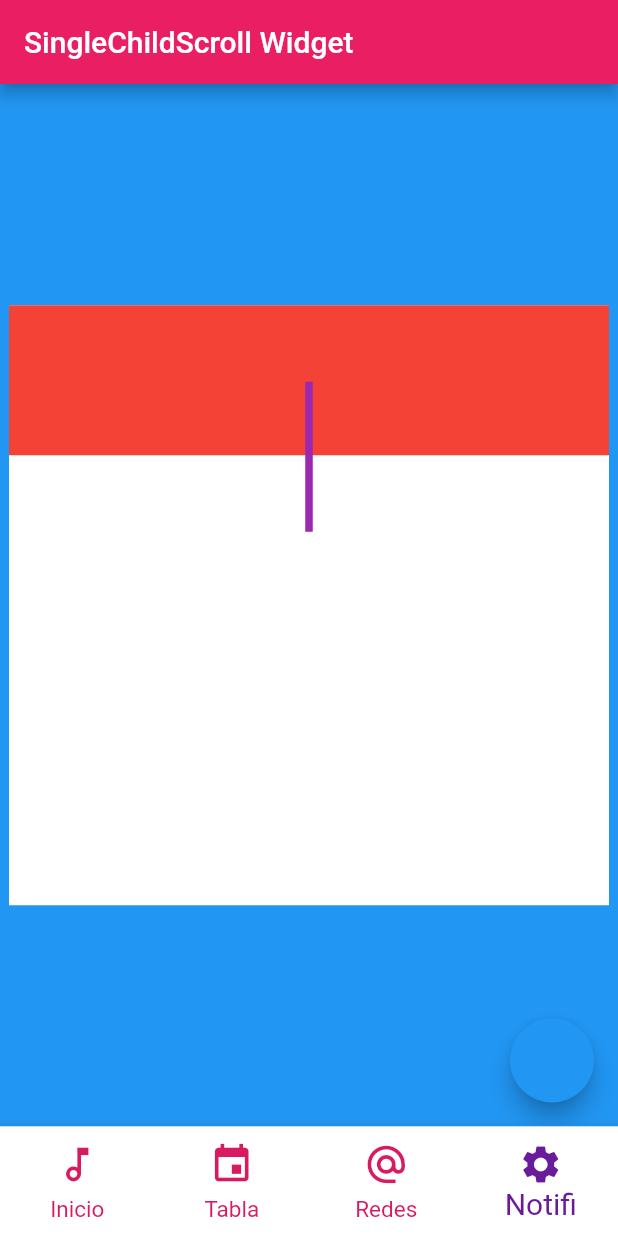
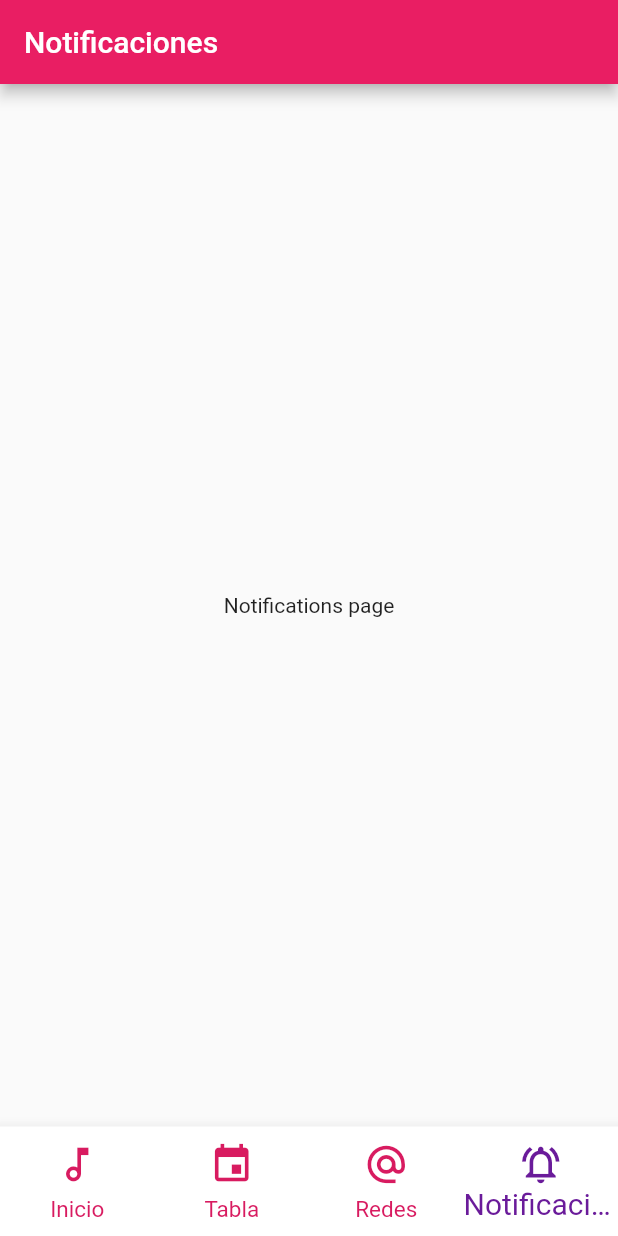
Before and after one commit to UrielRGil/RadioCUCEIFlutter, a Flutter app: the screen it shows after launch, item 4 of the bottom bar chosen, on a phone screen of 412 x 824 dp. Run offline on Flutter 3.47's test engine with Material 2 defaults, Android fonts, the light colour scheme and no system bars; our stand-ins replace flutter_vector_icons, just_audio, multi_select_flutter, shared_preferences; missing offline and left inert: onesignal_flutter; network calls fail.

Commit message:
Se comenzo a diseñar la pagina de notificaciones

```diff
--- a/lib/src/pages/home.dart
+++ b/lib/src/pages/home.dart
@@ -21,7 +21,7 @@ class _HomerPageState extends State<HomerPage>
     InicioPage(),
     TablaPage(),
     RedesPage(),
-    SingleChildScrollViewWidget(),
+    Notifi(),
   ];
 
   int _paginaactual = 0;
@@ -72,8 +72,8 @@ class _HomerPageState extends State<HomerPage>
               label: 'Redes',
             ),
             BottomNavigationBarItem(
-              icon: Icon(Icons.settings),
-              label: 'Notifi',
+              icon: Icon(Icons.notifications_active_outlined),
+              label: 'Notificaciones',
             ),
           ],
         ));
--- a/lib/src/pages/notifi.dart
+++ b/lib/src/pages/notifi.dart
@@ -1,5 +1,23 @@
 import 'package:flutter/material.dart';
 
+import 'package:flutter/material.dart';
+
+class Notifi extends StatelessWidget {
+  @override
+  Widget build(BuildContext context) {
+    return Scaffold(
+      appBar: AppBar(
+        backgroundColor: Colors.pink,
+        title: const Text('Notificaciones'),
+      ),
+      body: Center(
+        child: Text('Notifications page'),
+      ),
+    );
+  }
+}
+
+/*
 class SingleChildScrollViewWidget extends StatelessWidget {
   final controller = ScrollController();
   var alphabets = "ABCDEFGHIJKLMNOPQRSTUVWXYZ";
@@ -92,3 +110,4 @@ class SingleChildScrollViewWidget extends StatelessWidget {
     controller.jumpTo(start);
   }
 }
+*/
--- a/lib/src/services/notificaciones_service.dart
+++ b/lib/src/services/notificaciones_service.dart
@@ -2,7 +2,7 @@ import 'package:flutter/material.dart';
 import 'package:radiocucei/src/models/notificacion.dart';
 import 'package:radiocucei/src/services/storage_service.dart';
 
-//TODO: Preguntar
+//TODO: Preguntar sobre el diseño de la pagina
 
 class NotificationsService extends ChangeNotifier {
   List<Programa> programas = [];
@@ -23,6 +23,7 @@ class NotificationsService extends ChangeNotifier {
     if (programas.isNotEmpty) {
       print("Guardando todo");
       programas.clear();
+      notifyListeners();
     }
   }
 
```
